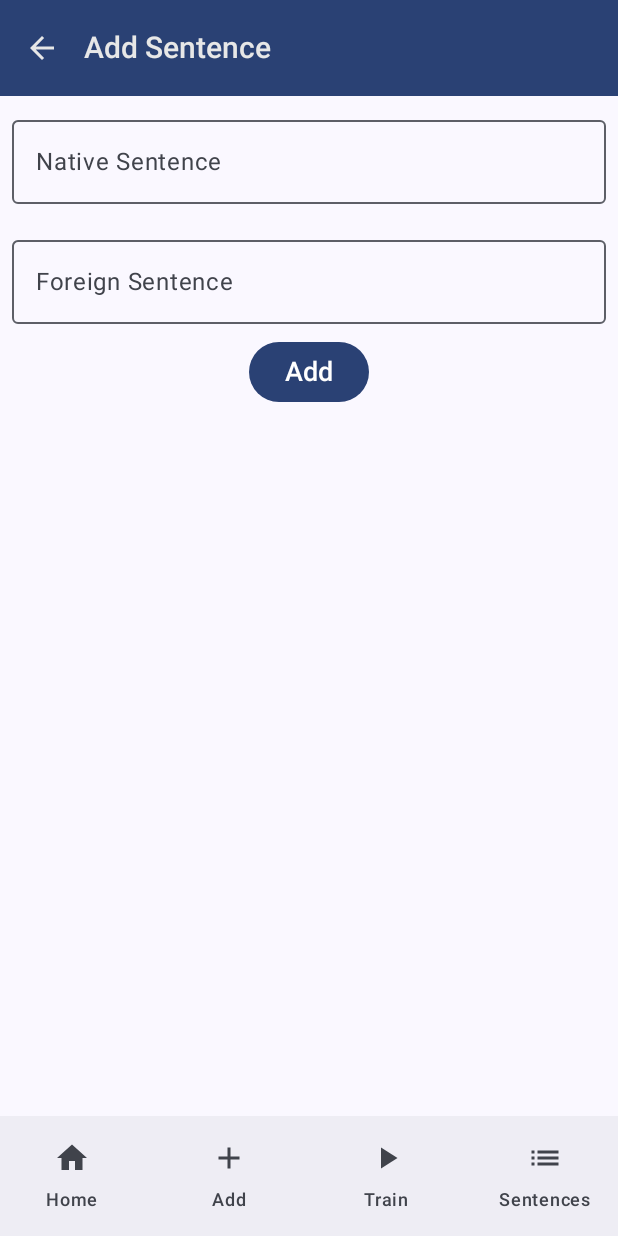
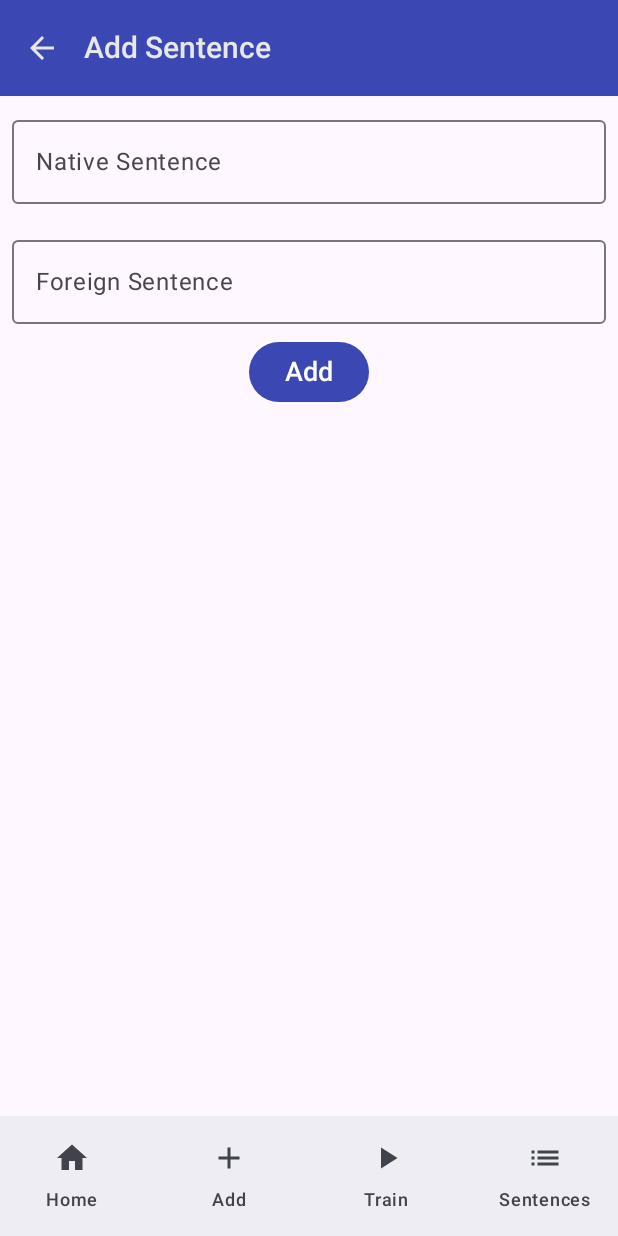
Before and after one commit to ana-znv/translate-trainer, an Android app built with Jetpack Compose: the screen it shows after launch (MainActivity), item 2 of the bottom bar chosen, on a phone screen of 412 x 824 dp. Run offline under Robolectric (Android 15) with nearby library versions, the phone set to English and light mode, and no system bars; our stand-ins replace Room's generated code, accompanist, livedata-compose; 1 statement that could not run was skipped.

Commit message:
styled the app

```diff
--- a/app/build.gradle.kts
+++ b/app/build.gradle.kts
@@ -62,4 +62,6 @@ dependencies {
     implementation(libs.androidx.room.runtime)
     ksp(libs.androidx.room.compiler)
     implementation(libs.androidx.work.runtime.ktx)
+    implementation(libs.accompanist.systemuicontroller)
+
 }
--- a/app/src/main/java/com/example/translatetrainer/MainActivity.kt
+++ b/app/src/main/java/com/example/translatetrainer/MainActivity.kt
@@ -1,15 +1,20 @@
 package com.example.translatetrainer
 
 import android.os.Bundle
+import android.util.Log
 import androidx.activity.ComponentActivity
+import androidx.activity.SystemBarStyle
 import androidx.activity.compose.setContent
 import androidx.activity.enableEdgeToEdge
+import androidx.compose.foundation.isSystemInDarkTheme
 import androidx.compose.foundation.layout.fillMaxSize
 import androidx.compose.foundation.layout.padding
 import androidx.compose.foundation.layout.statusBarsPadding
 import androidx.compose.material3.Scaffold
 import androidx.compose.material3.Surface
 import androidx.compose.ui.Modifier
+import androidx.compose.ui.graphics.Color
+import androidx.compose.ui.graphics.toArgb
 import androidx.navigation.compose.rememberNavController
 import androidx.work.ExistingPeriodicWorkPolicy
 import androidx.work.PeriodicWorkRequestBuilder
--- a/app/src/main/java/com/example/translatetrainer/ui/screen/AddSentenceScreen.kt
+++ b/app/src/main/java/com/example/translatetrainer/ui/screen/AddSentenceScreen.kt
@@ -30,6 +30,7 @@ import androidx.compose.ui.unit.dp
 import androidx.compose.ui.unit.sp
 import androidx.navigation.NavHostController
 import com.example.translatetrainer.data.SentenceViewModel
+import com.example.translatetrainer.ui.theme.AppTheme
 
 @OptIn(ExperimentalMaterial3Api::class)
 @Composable
@@ -43,6 +44,7 @@ fun AddSentenceScreen(navController: NavHostController, viewModel: SentenceViewM
         mutableStateOf("")
     }
 
+    AppTheme {
         Scaffold(
             topBar = {
                 TopAppBar(
@@ -130,5 +132,5 @@ fun AddSentenceScreen(navController: NavHostController, viewModel: SentenceViewM
                 }
             }
         }
-
     }
+}
--- a/app/src/main/java/com/example/translatetrainer/ui/screen/AllSentences.kt
+++ b/app/src/main/java/com/example/translatetrainer/ui/screen/AllSentences.kt
@@ -33,6 +33,7 @@ import androidx.compose.ui.unit.sp
 import androidx.navigation.NavHostController
 import com.example.translatetrainer.data.Sentence
 import com.example.translatetrainer.data.SentenceViewModel
+import com.example.translatetrainer.ui.theme.AppTheme
 import java.text.SimpleDateFormat
 import java.util.Locale
 
@@ -41,6 +42,7 @@ import java.util.Locale
 fun AllSentences(navController: NavHostController, viewModel: SentenceViewModel) {
     val sentenceList by viewModel.sentenceList.observeAsState()
 
+    AppTheme {
         Scaffold(
             topBar = {
                 TopAppBar(
@@ -65,7 +67,7 @@ fun AllSentences(navController: NavHostController, viewModel: SentenceViewModel)
                             fontWeight = FontWeight.Medium
                         )
                     },
-                colors = TopAppBarDefaults.centerAlignedTopAppBarColors(
+                    colors = TopAppBarDefaults.topAppBarColors(
                         containerColor = MaterialTheme.colorScheme.primary,
                         titleContentColor = MaterialTheme.colorScheme.primary,
                     )
@@ -92,6 +94,7 @@ fun AllSentences(navController: NavHostController, viewModel: SentenceViewModel)
                                 }
                             }
                         )
+                    }
                 }
             }
         }
--- a/app/src/main/java/com/example/translatetrainer/ui/screen/StartTraining.kt
+++ b/app/src/main/java/com/example/translatetrainer/ui/screen/StartTraining.kt
@@ -36,6 +36,7 @@ import androidx.compose.ui.unit.sp
 import androidx.navigation.NavHostController
 import com.example.translatetrainer.data.Sentence
 import com.example.translatetrainer.data.SentenceViewModel
+import com.example.translatetrainer.ui.theme.AppTheme
 
 var solved = 0
 
@@ -58,8 +59,7 @@ fun StartTraining(navController: NavHostController, viewModel: SentenceViewModel
         randomElement = sentenceList?.takeIf { it.isNotEmpty() }?.random()
     }
 
-
-
+    AppTheme {
         Scaffold(
             topBar = {
                 TopAppBar(
@@ -154,3 +154,4 @@ fun StartTraining(navController: NavHostController, viewModel: SentenceViewModel
             }
         }
     }
+}
--- /dev/null
+++ b/app/src/main/java/com/example/translatetrainer/ui/theme/AppTheme.kt
@@ -0,0 +1,28 @@
+package com.example.translatetrainer.ui.theme
+
+import androidx.compose.foundation.isSystemInDarkTheme
+import androidx.compose.material3.MaterialTheme
+import androidx.compose.runtime.Composable
+import androidx.compose.runtime.SideEffect
+import androidx.compose.ui.graphics.Color
+import com.google.accompanist.systemuicontroller.rememberSystemUiController
+
+@Composable
+fun AppTheme(content: @Composable () -> Unit) {
+    val darkTheme = isSystemInDarkTheme()
+    val systemUiController = rememberSystemUiController()
+
+    val statusBarColor = if (darkTheme) Color.Black else Color.White
+
+    SideEffect {
+        systemUiController.setStatusBarColor(
+            color = statusBarColor,
+            darkIcons = !darkTheme
+        )
+    }
+
+    MaterialTheme(
+        colorScheme = if (darkTheme) DarkColorScheme else LightColorScheme,
+        content = content
+    )
+}
--- a/app/src/main/java/com/example/translatetrainer/ui/theme/Color.kt
+++ b/app/src/main/java/com/example/translatetrainer/ui/theme/Color.kt
@@ -2,10 +2,10 @@ package com.example.translatetrainer.ui.theme
 
 import androidx.compose.ui.graphics.Color
 
-val Purple80 = Color(0xFFD0BCFF)
+val Purple80 = Color(0xFF3B47B2)
 val PurpleGrey80 = Color(0xFFCCC2DC)
 val Pink80 = Color(0xFFEFB8C8)
 
-val Purple40 = Color(0xFF6650a4)
+val Purple40 = Color(0xFF2A42AE)
 val PurpleGrey40 = Color(0xFF625b71)
 val Pink40 = Color(0xFF7D5260)
--- a/app/src/main/java/com/example/translatetrainer/ui/theme/Theme.kt
+++ b/app/src/main/java/com/example/translatetrainer/ui/theme/Theme.kt
@@ -1,6 +1,5 @@
 package com.example.translatetrainer.ui.theme
 
-import android.app.Activity
 import android.os.Build
 import androidx.compose.foundation.isSystemInDarkTheme
 import androidx.compose.material3.MaterialTheme
@@ -11,16 +10,16 @@ import androidx.compose.material3.lightColorScheme
 import androidx.compose.runtime.Composable
 import androidx.compose.ui.platform.LocalContext
 
-private val DarkColorScheme = darkColorScheme(
+val DarkColorScheme = darkColorScheme(
+    primary = Purple40,
+    secondary = PurpleGrey40,
+    tertiary = Pink40
+)
+
+val LightColorScheme = lightColorScheme(
     primary = Purple80,
     secondary = PurpleGrey80,
     tertiary = Pink80
-)
-
-private val LightColorScheme = lightColorScheme(
-    primary = Purple40,
-    secondary = PurpleGrey40,
-    tertiary = Pink40
 
     /* Other default colors to override
     background = Color(0xFFFFFBFE),
--- a/gradle/libs.versions.toml
+++ b/gradle/libs.versions.toml
@@ -1,4 +1,5 @@
 [versions]
+accompanistSystemuicontroller = "0.31.1-alpha"
 agp = "8.5.0"
 kotlin = "2.0.0"
 coreKtx = "1.15.0"
@@ -15,6 +16,7 @@ generativeai = "0.9.0"
 workRuntimeKtx = "2.10.0"
 
 [libraries]
+accompanist-systemuicontroller = { module = "com.google.accompanist:accompanist-systemuicontroller", version.ref = "accompanistSystemuicontroller" }
 androidx-core-ktx = { group = "androidx.core", name = "core-ktx", version.ref = "coreKtx" }
 androidx-navigation-compose = { module = "androidx.navigation:navigation-compose", version.ref = "navigationCompose" }
 androidx-room-compiler = { module = "androidx.room:room-compiler", version.ref = "roomRuntime" }
```
Lines whose indentation alone changed are shown as unchanged.
